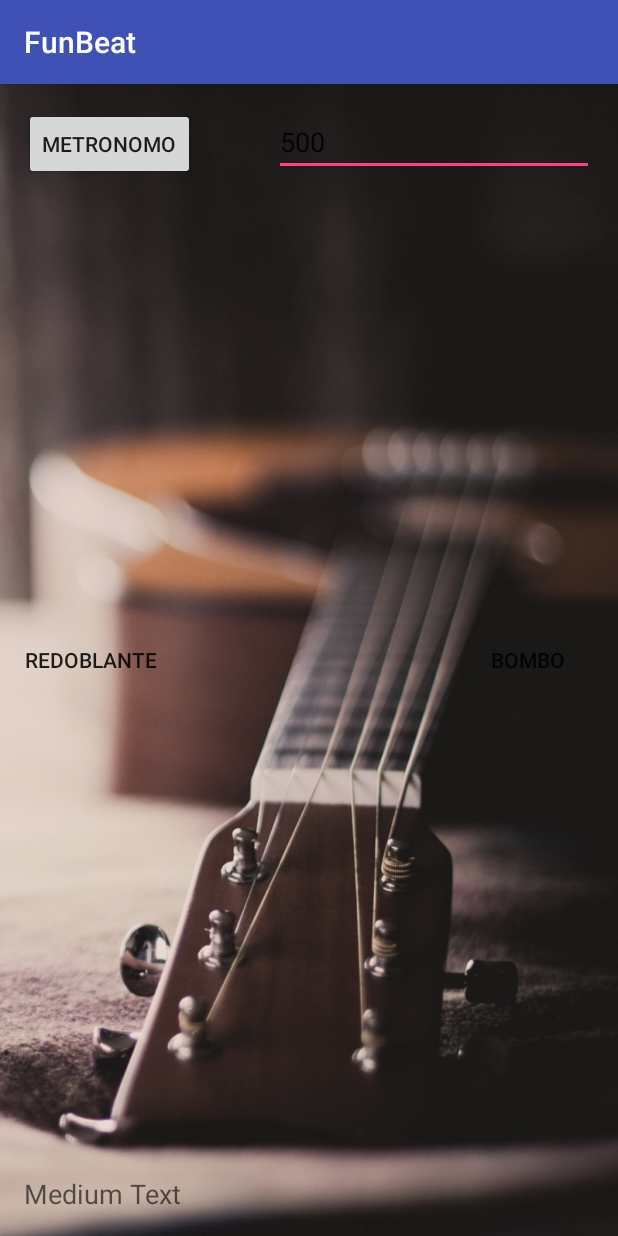
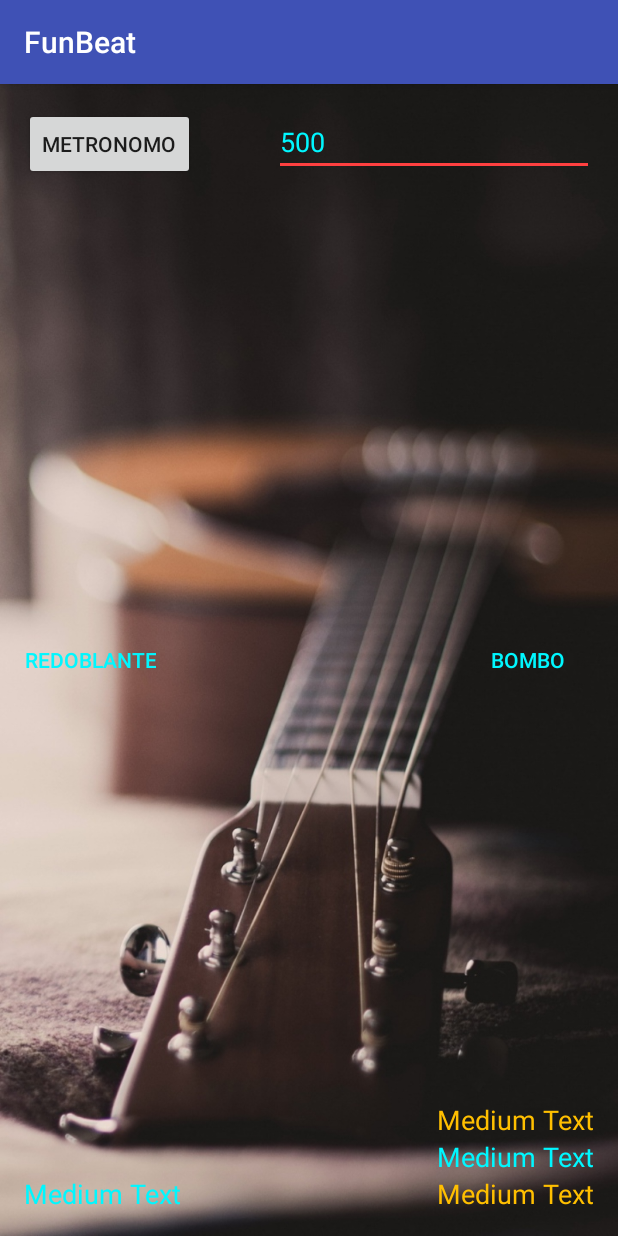
Before and after one commit to Jeixonx/FunBeat, an Android app: the screen it shows after launch (MainActivity), on a phone screen of 412 x 824 dp. Run offline under Robolectric (Android 15) with nearby library versions, the phone set to English and light mode, and no system bars.

Commit message:
mejorando la sincronización

```diff
--- a/app/src/main/java/co/edu/udea/cmovil/gr5/funbeat/funbeat/MainActivity.java
+++ b/app/src/main/java/co/edu/udea/cmovil/gr5/funbeat/funbeat/MainActivity.java
@@ -67,6 +67,9 @@ public class MainActivity extends AppCompatActivity {
         final Button boton2 = (Button) findViewById(R.id.button2);
         final Button boton3 = (Button) findViewById(R.id.button3);
         final TextView muestratiempo = (TextView) findViewById(R.id.textView);
+        final TextView tiempoPresion = (TextView) findViewById(R.id.textView2);
+        final TextView tiempoMin = (TextView) findViewById(R.id.textView3);
+        final TextView tiempoMax = (TextView) findViewById(R.id.textView4);
         final ImageView personaje = (ImageView) findViewById(R.id.imageView);
 
 
@@ -84,6 +87,9 @@ public class MainActivity extends AppCompatActivity {
                         mSoundPool.stop(0);
                         mStream2 = mSoundPool.play((Integer) mSoundPoolMap.get(SOUND_FX_02), streamVolume, streamVolume, 1, LOOP_1_TIME, 1f);
 
+                        tiempoMin.setText(""+ (ultimotiempo+velocidad-buffer));
+                        tiempoPresion.setText(""+System.currentTimeMillis());
+                        tiempoMax.setText(""+(ultimotiempo+velocidad+buffer));
                         if (System.currentTimeMillis() > ultimotiempo+velocidad-buffer &&  System.currentTimeMillis() < ultimotiempo+velocidad+buffer ){
                             //acierto
                             personaje.setImageResource(R.drawable.icono);
@@ -116,6 +122,9 @@ public class MainActivity extends AppCompatActivity {
                         mSoundPool.stop(0);
                         mStream2 = mSoundPool.play((Integer) mSoundPoolMap.get(SOUND_FX_01), streamVolume, streamVolume, 1, LOOP_1_TIME, 1f);
 
+                        tiempoMin.setText("" + (ultimotiempo + velocidad - buffer));
+                        tiempoPresion.setText(""+System.currentTimeMillis());
+                        tiempoMax.setText(""+(ultimotiempo+velocidad+buffer));
                         if (System.currentTimeMillis() > ultimotiempo+velocidad-buffer &&  System.currentTimeMillis() < ultimotiempo+velocidad+buffer ){
                             //acierto
                             personaje.setImageResource(R.drawable.icono2);
--- a/app/src/main/res/layout/activity_main.xml
+++ b/app/src/main/res/layout/activity_main.xml
@@ -14,7 +14,8 @@
         android:id="@+id/button"
         android:background="#00ffffff"
         android:layout_centerVertical="true"
-        android:layout_alignParentStart="true" />
+        android:layout_alignParentStart="true"
+        android:textColor="#00f7ff" />
 
     <Button
         android:layout_width="wrap_content"
@@ -23,7 +24,8 @@
         android:id="@+id/button2"
         android:layout_alignTop="@+id/button"
         android:layout_alignParentEnd="true"
-        android:background="#00ffffff" />
+        android:background="#00ffffff"
+        android:textColor="#00f7ff" />
 
     <TextView
         android:layout_width="wrap_content"
@@ -32,7 +34,8 @@
         android:text="Medium Text"
         android:id="@+id/textView"
         android:layout_alignParentBottom="true"
-        android:layout_alignParentStart="true" />
+        android:layout_alignParentStart="true"
+        android:textColor="#00f7ff" />
 
     <EditText
         android:layout_width="wrap_content"
@@ -42,7 +45,8 @@
         android:id="@+id/editText"
         android:text="500"
         android:layout_alignParentTop="true"
-        android:layout_alignParentEnd="true" />
+        android:layout_alignParentEnd="true"
+        android:textColor="#00f7ff" />
 
     <Button
         android:layout_width="wrap_content"
@@ -59,4 +63,34 @@
         android:layout_alignBottom="@+id/button2"
         android:layout_alignStart="@+id/editText" />
 
+    <TextView
+        android:layout_width="wrap_content"
+        android:layout_height="wrap_content"
+        android:textAppearance="?android:attr/textAppearanceMedium"
+        android:text="Medium Text"
+        android:id="@+id/textView2"
+        android:textColor="#00f7ff"
+        android:layout_above="@+id/textView"
+        android:layout_alignEnd="@+id/button2" />
+
+    <TextView
+        android:layout_width="wrap_content"
+        android:layout_height="wrap_content"
+        android:textAppearance="?android:attr/textAppearanceMedium"
+        android:text="Medium Text"
+        android:id="@+id/textView3"
+        android:layout_above="@+id/textView2"
+        android:layout_alignStart="@+id/textView2"
+        android:textColor="#ffbf00" />
+
+    <TextView
+        android:layout_width="wrap_content"
+        android:layout_height="wrap_content"
+        android:textAppearance="?android:attr/textAppearanceMedium"
+        android:text="Medium Text"
+        android:id="@+id/textView4"
+        android:layout_alignBottom="@+id/textView"
+        android:layout_alignStart="@+id/textView2"
+        android:textColor="#ffbf00" />
+
 </RelativeLayout>
--- a/app/src/main/res/values/colors.xml
+++ b/app/src/main/res/values/colors.xml
@@ -2,5 +2,5 @@
 <resources>
     <color name="colorPrimary">#3F51B5</color>
     <color name="colorPrimaryDark">#303F9F</color>
-    <color name="colorAccent">#FF4081</color>
+    <color name="colorAccent">#ff4040</color>
 </resources>
```
